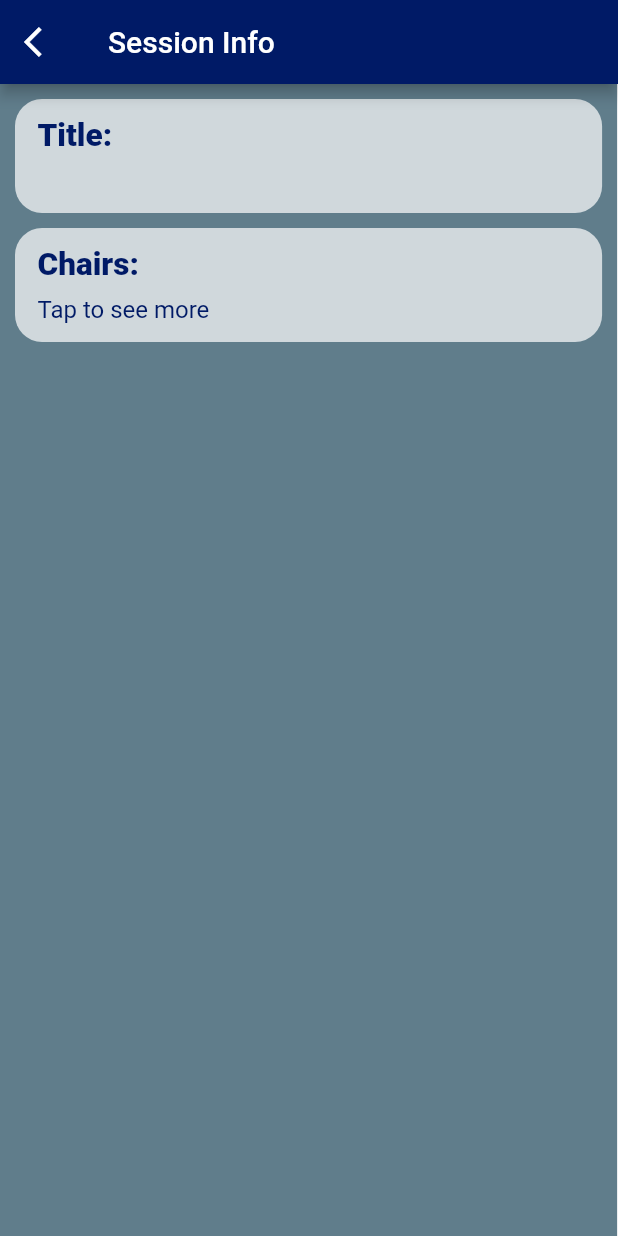
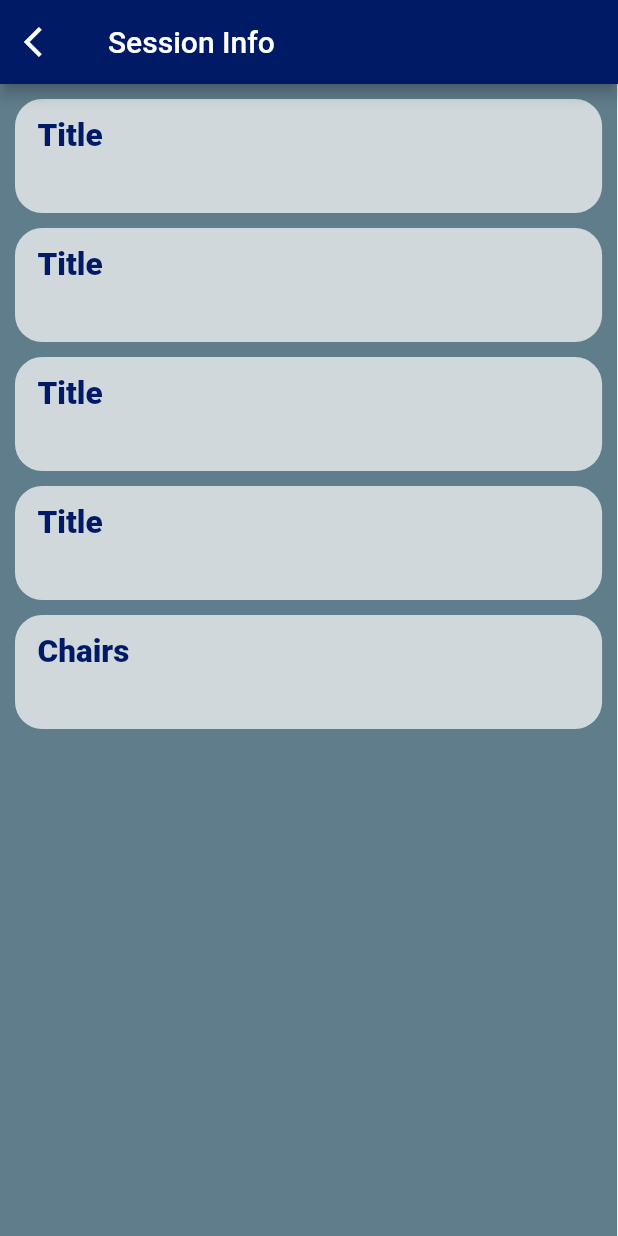
Before and after one commit to softeng-feup/open-cx-mr-simba, a Flutter app: the SessionScreen screen opened directly with empty values, on a phone screen of 412 x 824 dp. Run offline on Flutter 3.47's test engine with Material 2 defaults, Android fonts, the light colour scheme and no system bars; our stand-ins replace flutter_slidable; network calls fail; statements that could not run were skipped.

Commit message:
Add more info to session screen

```diff
--- a/AMA/lib/screens/SessionScreen.dart
+++ b/AMA/lib/screens/SessionScreen.dart
@@ -24,23 +24,41 @@ class SessionScreen extends StatelessWidget {
           onPressed: () => Navigator.of(context).pop(),
         ),
       ),
-
       body: Container(
         color: AppColors.backgroundColor,
         child: Column(
           children: <Widget>[
-              Padding(
-                padding: const EdgeInsets.only(left: 10.0, right: 10.0, top: 10.0),
-                child: GenericContainer(title: "Title:", text: session.title),
-              ),
-
             Padding(
-              padding: const EdgeInsets.only(left: 10.0, right: 10.0, top: 10.0),
+              padding:
+                  const EdgeInsets.only(left: 10.0, right: 10.0, top: 10.0),
+              child: GenericContainer(title: "Title", text: session.title),
+            ),
+            Padding(
+              padding:
+                  const EdgeInsets.only(left: 10.0, right: 10.0, top: 10.0),
+              child:
+                  GenericContainer(title: "Title", text: session.description),
+            ),
+            Padding(
+              padding:
+                  const EdgeInsets.only(left: 10.0, right: 10.0, top: 10.0),
+              child: GenericContainer(title: "Title", text: session.location),
+            ),
+            Padding(
+              padding:
+                  const EdgeInsets.only(left: 10.0, right: 10.0, top: 10.0),
+              child: GenericContainer(title: "Title", text: session.location),
+            ),
+            Padding(
+              padding:
+                  const EdgeInsets.only(left: 10.0, right: 10.0, top: 10.0),
               child: FlatButton(
                   padding: EdgeInsets.all(0.0),
-                  child: GenericContainer(title: "Chairs:", text: "Tap to see more"),
-                  onPressed: () => Navigator.pushNamed(context, '/personScreen', arguments: JsonMapper.peopleWithKeys(JsonController().getJson(), session.chairs))
-                  ),
+                  child: GenericContainer(
+                      title: "Chairs", text: session.chairsString),
+                  onPressed: () => Navigator.pushNamed(context, '/personScreen',
+                      arguments: JsonMapper.peopleWithKeys(
+                          JsonController().getJson(), session.chairs))),
             ),
           ],
         ),
```
